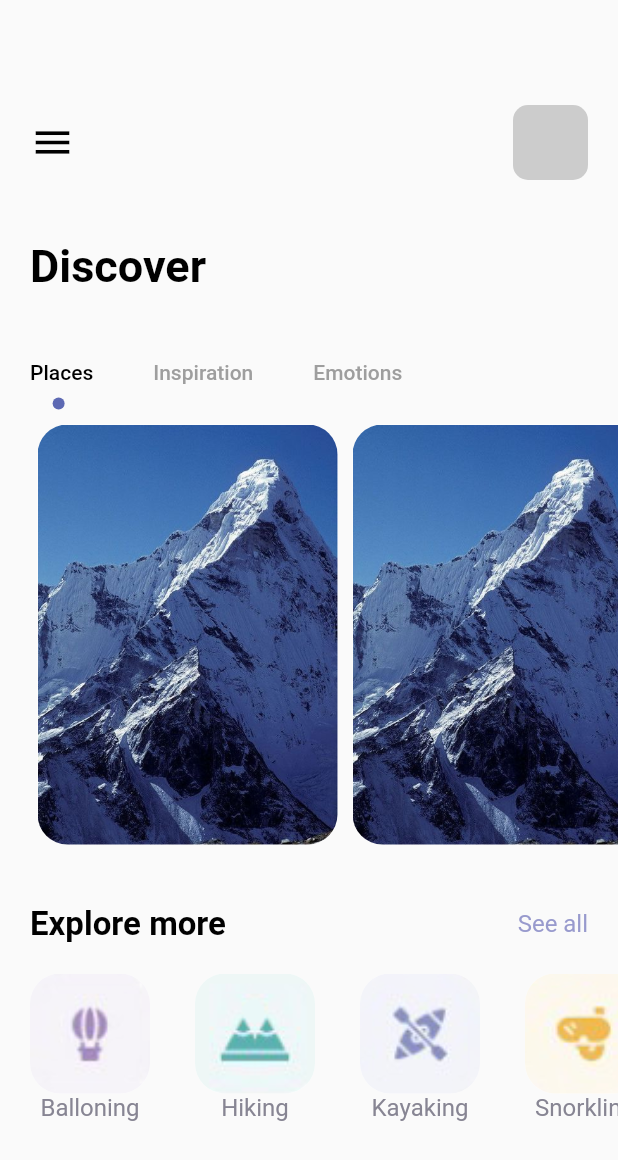
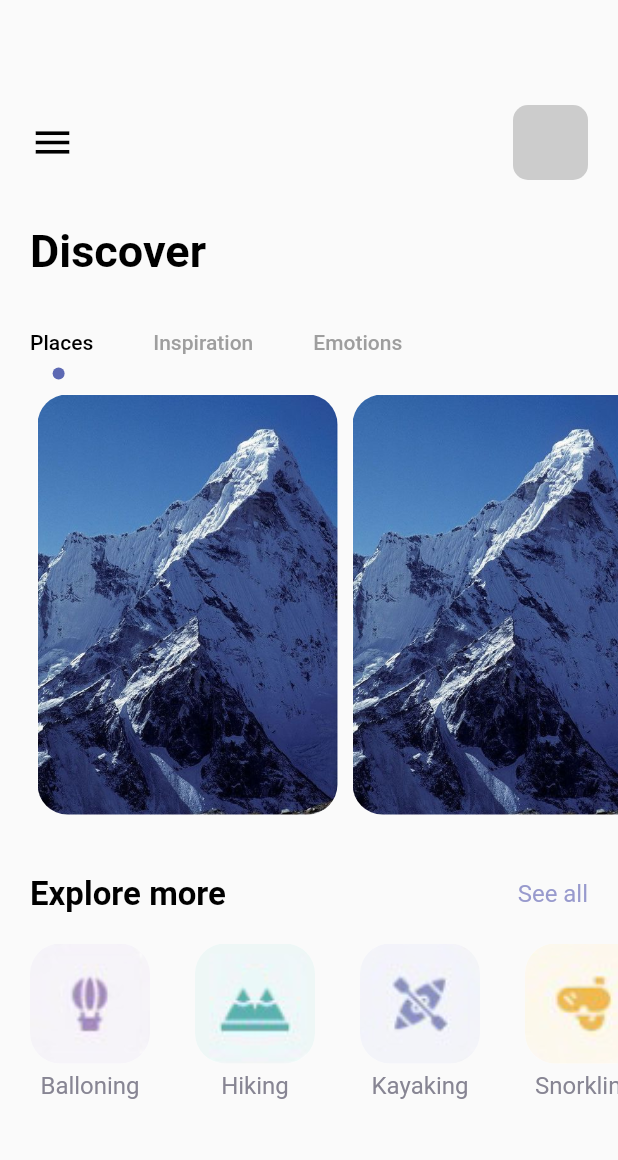
Before and after one commit to renanspvargas/travell, a Flutter app: the HomePage screen opened directly, on a phone screen of 412 x 824 dp. Shown: the top 1160 px of the screen. Run offline on Flutter 3.47's test engine with Material 2 defaults, Android fonts, the phone set to English and light mode, and no system bars.

Commit message:
changing sized box

```diff
--- a/lib/pages/nav_pages/home_page.dart
+++ b/lib/pages/nav_pages/home_page.dart
@@ -41,12 +41,12 @@ class _HomePageState extends State<HomePage> with TickerProviderStateMixin {
                 ],
               ),
             ),
-            const SizedBox(height: 40),
+            const SizedBox(height: 30),
             Container(
               margin: const EdgeInsets.only(left: 20),
               child: const AppLargeText(text: "Discover"),
             ),
-            const SizedBox(height: 30),
+            const SizedBox(height: 20),
             Container(
               // margin: const EdgeInsets.only(left: 20),
               child: Align(
@@ -141,6 +141,7 @@ class _HomePageState extends State<HomePage> with TickerProviderStateMixin {
                             ),
                           ),
                         ),
+                        const SizedBox(height: 5),
                         AppText(
                           text: _exploreMoreItens[index].title,
                           color: AppColors.textColor2,
```
